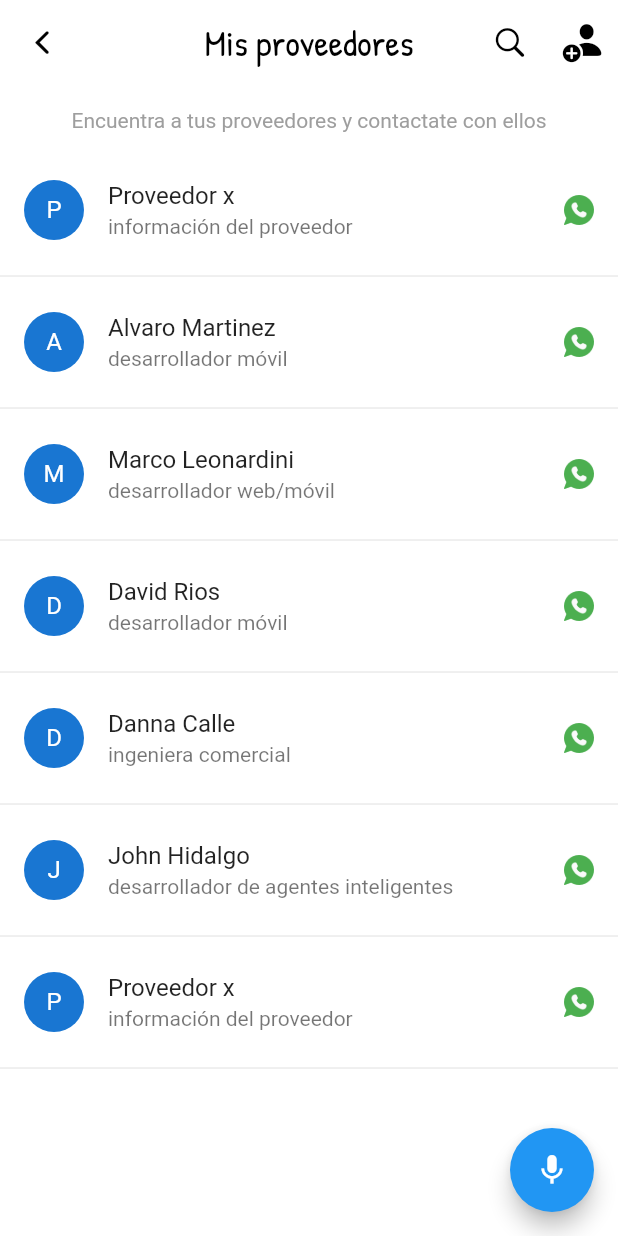
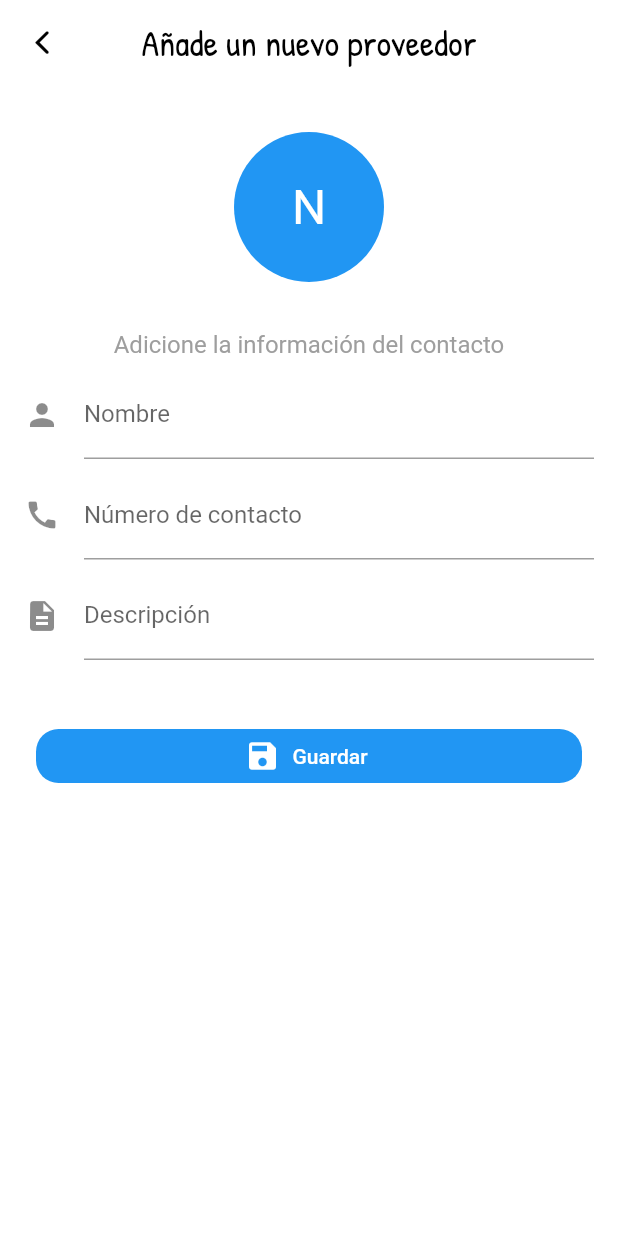
Before and after one commit to marcoleonardini/hackton_pyme_2019, a Flutter app: the Providers screen opened by its route, after a tap on an icon or button, on a phone screen of 412 x 824 dp. Run offline on Flutter 3.47's test engine with Material 2 defaults, Android fonts, the light colour scheme and no system bars; missing offline and left inert: dialogflow, qr_code_scanner.

Commit message:
add form provider and nodeScope

```diff
--- a/lib/main.dart
+++ b/lib/main.dart
@@ -4,6 +4,7 @@ import 'package:hackaton_pyme_2019/ui/pages/efective/efective.dart';
 import 'package:hackaton_pyme_2019/ui/pages/incomes/incomes.dart';
 import 'package:hackaton_pyme_2019/ui/pages/productDetail/product_detail_screen.dart';
 import 'package:hackaton_pyme_2019/ui/pages/providers/providers.dart';
+import 'package:hackaton_pyme_2019/ui/pages/providers_form/providers_form.dart';
 import 'package:hackaton_pyme_2019/ui/pages/sales/sales.dart';
 import 'ui/pages/home.page.dart';
 import 'ui/pages/inventory/inventory.dart';
@@ -68,7 +69,8 @@ class MyApp extends StatelessWidget {
         'productForm': (context) => ProductFormScreen(),
         'insumeForm': (context) => InsumeFormScreen(),
         'productDetail': (context) => ProductDetailScreen(),
-        'providers':(context)=> Providers()
+        'providers':(context)=> Providers(),
+        'providersForm':(contextt)=>ProvidersForm()
       },
     );
   }
--- a/lib/ui/pages/providers/providers.dart
+++ b/lib/ui/pages/providers/providers.dart
@@ -27,9 +27,7 @@ class Providers extends StatelessWidget {
           IconButton(
             icon: Icon(CupertinoIcons.person_add_solid,
                 color: Colors.black, size: 28.0),
-            onPressed: () {
-              //TODO: add provider
-            },
+            onPressed: () => Navigator.pushNamed(context, 'providersForm'),
           )
         ],
         leading: IconButton(
--- /dev/null
+++ b/lib/ui/pages/providers_form/providers_form.dart
@@ -0,0 +1,122 @@
+import 'package:flutter/cupertino.dart';
+import 'package:flutter/material.dart';
+import 'package:hackaton_pyme_2019/ui/widgets/custom_button.dart';
+import 'package:hackaton_pyme_2019/ui/widgets/custom_input_field.dart';
+
+class ProvidersForm extends StatelessWidget {
+  @override
+  Widget build(BuildContext context) {
+    return Scaffold(
+      backgroundColor: Colors.white,
+      appBar: AppBar(
+        leading: IconButton(
+          onPressed: () => Navigator.pop(context),
+          icon: Icon(CupertinoIcons.back, color: Colors.black),
+        ),
+        brightness: Brightness.light,
+        title: Text("Añade un nuevo proveedor",
+            style: Theme.of(context).textTheme.title),
+        centerTitle: true,
+        backgroundColor: Colors.white,
+        elevation: 0,
+      ),
+      body: _Body(),
+    );
+  }
+}
+
+class _Body extends StatefulWidget {
+  @override
+  __BodyState createState() => __BodyState();
+}
+
+class __BodyState extends State<_Body> {
+  String _name = 'name';
+  int _number;
+  String _description;
+
+  TextEditingController _controllerName;
+  TextEditingController _controllerNumber;
+  TextEditingController _controllerDescription;
+
+  Widget _avatarName() {
+    return Container(
+      height: 100.0,
+      width: 100.0,
+      decoration: BoxDecoration(
+          color: Colors.blue, borderRadius: BorderRadius.circular(100)),
+      child: Center(
+        child: Text(_name.length > 0 ? _name[0].toUpperCase() : 'N',
+            style: TextStyle(color: Colors.white, fontSize: 32.0)),
+      ),
+    );
+  }
+
+  @override
+  void initState() {
+    super.initState();
+    _controllerDescription = TextEditingController();
+    _controllerName = TextEditingController();
+    _controllerNumber = TextEditingController();
+  }
+
+  @override
+  Widget build(BuildContext context) {
+    return SizedBox(
+      width: MediaQuery.of(context).size.width,
+      child: Padding(
+        padding: const EdgeInsets.only(top: 32.0, left: 16.0, right: 16.0),
+        child: Column(
+          crossAxisAlignment: CrossAxisAlignment.center,
+          children: <Widget>[
+            _avatarName(),
+            SizedBox(height: 32.0),
+            Text('Adicione la información del contacto',
+                style: TextStyle(color: Colors.grey, fontSize: 16)),
+            SizedBox(height: 8.0),
+            CustomInputField(
+              getText: (String text) => setState(() => _name = text),
+              controller: _controllerName,
+              labelText: 'Nombre',
+              hintText: 'Introduzca el nombre del proveedor',
+              icon: Icon(Icons.person),
+              inputType: TextInputType.text,
+            ),
+            SizedBox(height: 8.0),
+            CustomInputField(
+              getText: (String text) =>
+                  setState(() => _number = int.parse(text)),
+              controller: _controllerNumber,
+              labelText: 'Número de contacto',
+              hintText: 'Introduzca el número (telf) del proveedor',
+              icon: Icon(Icons.call),
+              inputType: TextInputType.number,
+            ),
+            SizedBox(height: 8.0),
+            CustomInputField(
+              getText: (String text) => setState(() => _description = text),
+              controller: _controllerDescription,
+              labelText: 'Descripción',
+              hintText: 'Introduzca alguna descripción',
+              icon: Icon(Icons.description),
+              inputType: TextInputType.text,
+            ),
+            SizedBox(height: 32.0),
+            SizedBox(
+              width: MediaQuery.of(context).size.width,
+              child: CustomButton(
+                child: Text("Guardar"),
+                icon: Icon(Icons.save),
+                textColor: Colors.white,
+                backgroundColor: Colors.blue,
+                onPressed: () {
+                  //TODO: send and save new item
+                },
+              ),
+            )
+          ],
+        ),
+      ),
+    );
+  }
+}
--- a/lib/ui/widgets/custom_input_field.dart
+++ b/lib/ui/widgets/custom_input_field.dart
@@ -1,31 +1,40 @@
 import 'package:flutter/material.dart';
 
-class CustomInputField extends StatelessWidget {
-
+class CustomInputField extends StatefulWidget {
   final TextEditingController controller;
   final Icon icon;
   final String labelText;
   final String hintText;
   final TextInputType inputType;
+  final Function(String) getText;
 
-  CustomInputField({
+  CustomInputField(
+      {@required this.getText,
       @required this.controller,
       @required this.icon,
       @required this.labelText,
       @required this.hintText,
-    @required this.inputType
-  });
+      @required this.inputType});
 
+  @override
+  _CustomInputFieldState createState() => _CustomInputFieldState();
+}
+
+class _CustomInputFieldState extends State<CustomInputField> {
   @override
   Widget build(BuildContext context) {
     return TextField(
-      controller: this.controller,
+        onChanged: (String text) {
+          setState(() {
+            widget.getText(text);
+          });
+        },
+        controller: this.widget.controller,
         decoration: InputDecoration(
-        icon: this.icon,
-        labelText: this.labelText,
-        hintText: this.hintText,
+          icon: this.widget.icon,
+          labelText: this.widget.labelText,
+          hintText: this.widget.hintText,
         ),
-      keyboardType: this.inputType
-    );
+        keyboardType: this.widget.inputType);
   }
 }
```
Also changed, not shown: lib/ui/pages/insumeForm/insume_form_screen.dart (+35 -15 lines), lib/ui/pages/productDetail/product_detail_screen.dart (+73 -45 lines), lib/ui/pages/productForm/product_form_screen.dart (+38 -16 lines). Lines whose indentation alone changed are shown as unchanged.
